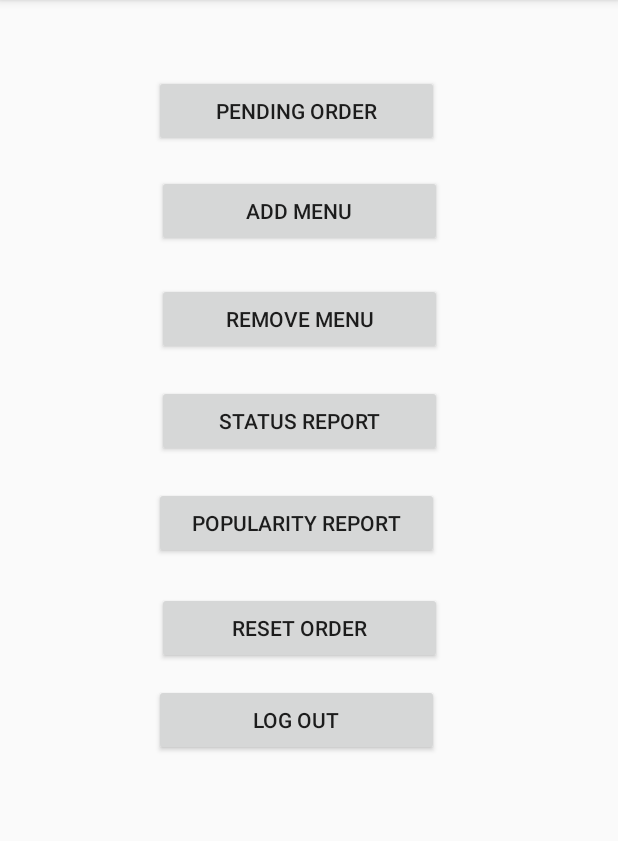
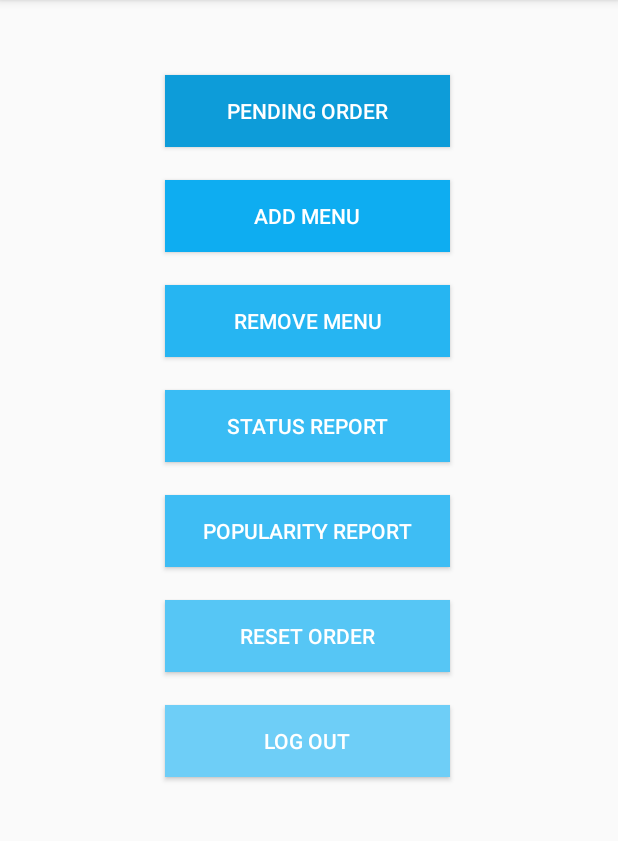
Before and after one commit to Adamkzh/takeoutApp, an Android app: the AdminIndexActivity screen opened directly, with no data from a screen before it, on a phone screen of 412 x 824 dp, the part 84-925 px from its top. Run offline under Robolectric (Android 15) with nearby library versions, the phone set to English and light mode, and no system bars.

Commit message:
Update UI color

```diff
--- a/app/src/main/AndroidManifest.xml
+++ b/app/src/main/AndroidManifest.xml
@@ -29,7 +29,6 @@
         <activity android:name=".RegisterActivity" />
         <activity android:name=".LogoutActivity" />
         <activity android:name=".qi_testGoogleSignin" />
-        <activity android:name=".qi_testGoogle_logout"></activity>
         <activity android:name=".Checkout" />
     </application>
 
--- a/app/src/main/res/layout/activity_admin_index.xml
+++ b/app/src/main/res/layout/activity_admin_index.xml
@@ -1,7 +1,7 @@
 <?xml version="1.0" encoding="utf-8"?>
 <AbsoluteLayout xmlns:android="http://schemas.android.com/apk/res/android"
+    xmlns:app="http://schemas.android.com/apk/res-auto"
     xmlns:tools="http://schemas.android.com/tools"
-    xmlns:app="http://schemas.android.com/apk/res-auto"
     android:layout_width="match_parent"
     android:layout_height="match_parent"
     tools:ignore="Deprecated">
@@ -10,9 +10,11 @@
         android:id="@+id/admin_index_pending_order"
         android:layout_width="190dp"
         android:layout_height="wrap_content"
-        android:layout_x="103dp"
+        android:layout_x="110dp"
         android:layout_y="50dp"
+        android:background="@color/admin1"
         android:text="@string/pending_order"
+        android:textColor="@color/white"
         tools:layout_editor_absoluteX="153dp"
         tools:layout_editor_absoluteY="57dp" />
 
@@ -20,9 +22,11 @@
         android:id="@+id/admin_index_add_menu"
         android:layout_width="190dp"
         android:layout_height="wrap_content"
-        android:layout_x="105dp"
-        android:layout_y="117dp"
+        android:layout_x="110dp"
+        android:layout_y="120dp"
+        android:background="@color/admin2"
         android:text="@string/add_menu"
+        android:textColor="@color/white"
         tools:layout_editor_absoluteX="153dp"
         tools:layout_editor_absoluteY="57dp" />
 
@@ -30,9 +34,11 @@
         android:id="@+id/admin_index_remove_menu"
         android:layout_width="190dp"
         android:layout_height="wrap_content"
-        android:layout_x="105dp"
-        android:layout_y="189dp"
+        android:layout_x="110dp"
+        android:layout_y="190dp"
+        android:background="@color/admin3"
         android:text="@string/remove_menu"
+        android:textColor="@color/white"
         tools:layout_editor_absoluteX="153dp"
         tools:layout_editor_absoluteY="57dp" />
 
@@ -40,9 +46,11 @@
         android:id="@+id/admin_index_status_report"
         android:layout_width="190dp"
         android:layout_height="wrap_content"
-        android:layout_x="105dp"
-        android:layout_y="257dp"
+        android:layout_x="110dp"
+        android:layout_y="260dp"
+        android:background="@color/admin4"
         android:text="@string/status_report"
+        android:textColor="@color/white"
         tools:layout_editor_absoluteX="153dp"
         tools:layout_editor_absoluteY="57dp" />
 
@@ -50,9 +58,11 @@
         android:id="@+id/admin_index_popularity_report"
         android:layout_width="190dp"
         android:layout_height="wrap_content"
-        android:layout_x="103dp"
-        android:layout_y="325dp"
+        android:layout_x="110dp"
+        android:layout_y="330dp"
+        android:background="@color/admin5"
         android:text="@string/popularity_report"
+        android:textColor="@color/white"
         tools:layout_editor_absoluteX="153dp"
         tools:layout_editor_absoluteY="57dp" />
 
@@ -60,9 +70,11 @@
         android:id="@+id/admin_index_reset_order"
         android:layout_width="190dp"
         android:layout_height="wrap_content"
-        android:layout_x="105dp"
-        android:layout_y="395dp"
+        android:layout_x="110dp"
+        android:layout_y="400dp"
+        android:background="@color/admin6"
         android:text="@string/reset_order"
+        android:textColor="@color/white"
         tools:layout_editor_absoluteX="153dp"
         tools:layout_editor_absoluteY="57dp" />
 
@@ -70,9 +82,11 @@
         android:id="@+id/admin_index_log_out"
         android:layout_width="190dp"
         android:layout_height="wrap_content"
-        android:layout_x="103dp"
-        android:layout_y="456dp"
+        android:layout_x="110dp"
+        android:layout_y="470dp"
+        android:background="@color/admin7"
         android:text="@string/log_out"
+        android:textColor="@color/white"
         tools:layout_editor_absoluteX="153dp"
         tools:layout_editor_absoluteY="57dp" />
 
--- a/app/src/main/res/values/colors.xml
+++ b/app/src/main/res/values/colors.xml
@@ -9,8 +9,15 @@
     <color name="google">#edb82c</color>
     <color name="lightGray">#d9d9d9</color>
     <color name="darkGray">#666666</color>
-    <!--<color name="">#</color>-->
-    <!--<color name="">#</color>-->
+    <color name="admin1">#0d9cd9</color>
+    <color name="admin2">#0eadf1</color>
+    <color name="admin3">#26b5f2</color>
+    <color name="admin4">#39bcf4</color>
+    <color name="admin5">#3ebdf4</color>
+    <color name="admin6">#56c6f5</color>
+    <color name="admin7">#6ecef7</color>
+    <color name="photo1">#cfeffc</color>
+    <color name="photo2">#9fdef9</color>
     <!--<color name="">#</color>-->
     <!--<color name="">#</color>-->
     <!--<color name="">#</color>-->
```
